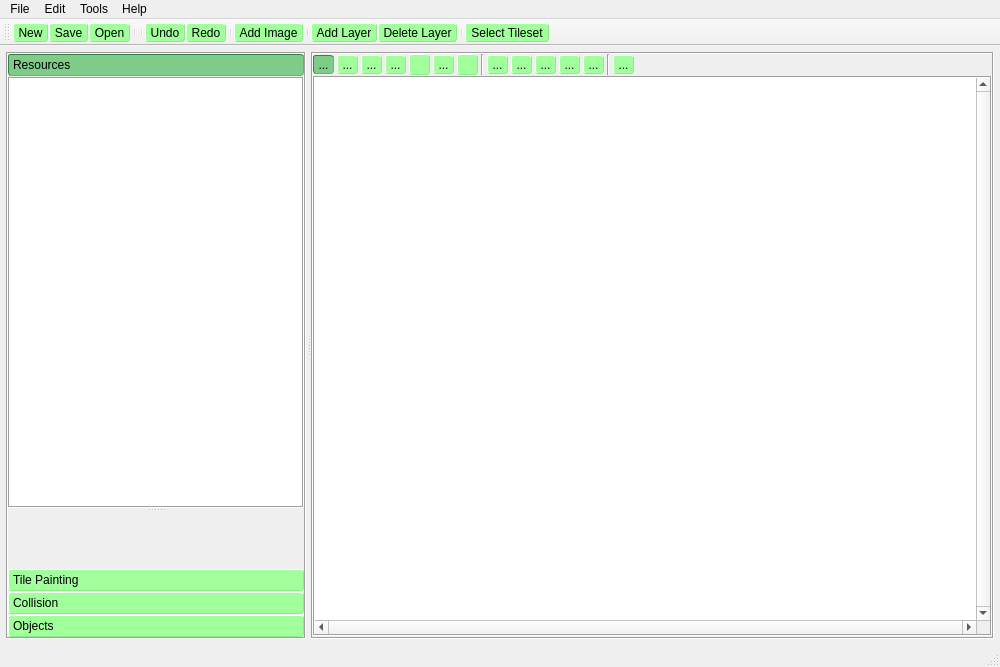
Before: the Qt Designer form MainWindow.ui in Preece/TGL, drawn with Qt 5.
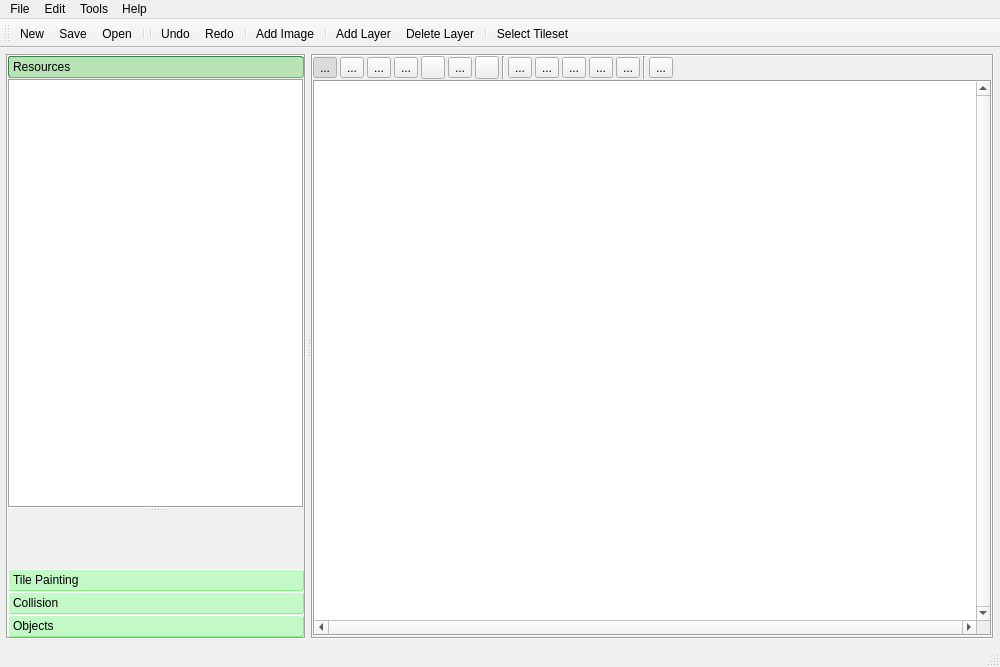
After: the same form once the commit is applied. The open tabs and pages were chosen to show the change. Icons and pictures are not drawn. Custom widgets are drawn as their Qt base class.

Diff of the .ui file:
```diff
--- a/MainWindow.ui
+++ b/MainWindow.ui
@@ -24,21 +24,21 @@
     font: 75 9pt &quot;MS Gothic&quot;;
 }
 
-
-QToolBox::tab, QComboBox,  QComboBox::drop-down, QToolButton {
-    background-color:   rgb(161, 255, 156)  ;
+QToolBox::tab {
+    background-color: rgb(194, 249, 198)  ;
     border-style: outset;
     border-width: 1px;
     border-color: rgb(141, 235, 136);
     border-radius: 3px;
 }
 
-QToolButton:checked, QToolButton::pressed, QToolBox::tab::selected {
+QToolBox::tab::selected {
     border-style: inset;
-    background-color: rgb(126, 204, 135);
+    background-color: rgb(183, 227, 181);
     border-color: rgb(53, 129, 72);
 }
 
+
 QTreeView, QTableView  {
 	outline: 0;
 }
@@ -57,10 +57,6 @@
     selection-background-color: rgb(88, 182, 232);
 }
 
-QComboBox::down-arrow {
-    image: url(:/Icons/addvalue.png);
-}
-
 QTreeView, QTableWidget, #propertyBrowser {
     alternate-background-color: rgb(203, 255, 208);
 }
@@ -146,7 +142,7 @@
           <x>0</x>
           <y>0</y>
           <width>298</width>
-          <height>492</height>
+          <height>491</height>
          </rect>
         </property>
         <attribute name="icon">
```
Left out of the diff: 8 changed lines with no effect on the pictures.
